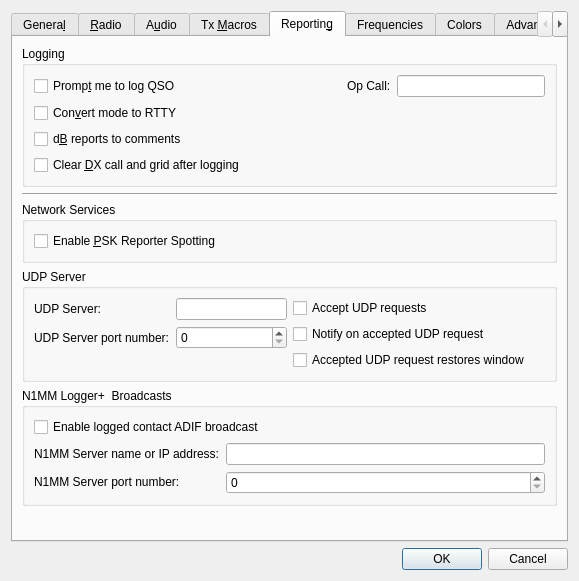
Before: the Qt Designer form Configuration.ui in saitohirga/WSJT-X, drawn with Qt 5.
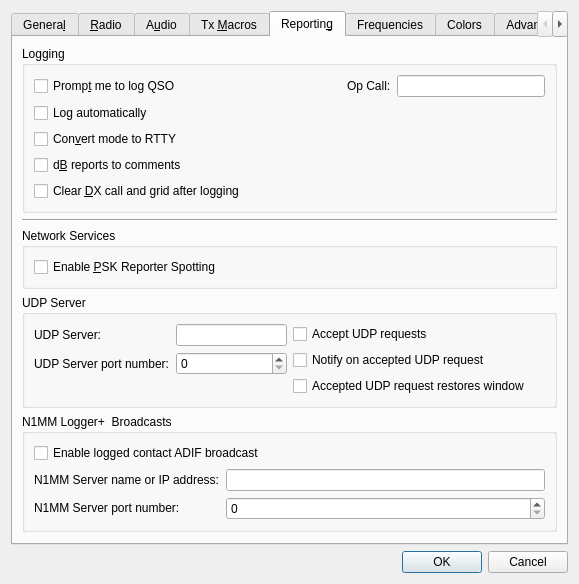
After: the same form once the commit is applied. The open tabs and pages were chosen to show the change.

Commit message: Option to AutoLog in contests; display to "Fox and Contest Log" window.

What changed in the file:
```diff
--- a/Configuration.ui
+++ b/Configuration.ui
@@ -1702,24 +1702,7 @@
             </property>
            </widget>
           </item>
-          <item row="0" column="3">
-           <widget class="QLineEdit" name="opCallEntry">
-            <property name="toolTip">
-             <string>&lt;html&gt;&lt;head/&gt;&lt;body&gt;&lt;p&gt;The callsign of the operator, if different from the station callsign.&lt;/p&gt;&lt;/body&gt;&lt;/html&gt;</string>
-            </property>
-           </widget>
-          </item>
-          <item row="1" column="0">
-           <widget class="QCheckBox" name="log_as_RTTY_check_box">
-            <property name="toolTip">
-             <string>Some logging programs will not accept JT-65 or JT9 as a recognized mode.</string>
-            </property>
-            <property name="text">
-             <string>Con&amp;vert mode to RTTY</string>
-            </property>
-           </widget>
-          </item>
-          <item row="2" column="0">
+          <item row="3" column="0">
            <widget class="QCheckBox" name="report_in_comments_check_box">
             <property name="toolTip">
              <string>Some logging programs will not accept the type of reports
@@ -1732,7 +1715,7 @@
             </property>
            </widget>
           </item>
-          <item row="3" column="0" colspan="2">
+          <item row="4" column="0" colspan="2">
            <widget class="QCheckBox" name="clear_DX_check_box">
             <property name="toolTip">
              <string>Check this option to force the clearing of the DX Call
@@ -1743,6 +1726,30 @@
             </property>
            </widget>
           </item>
+          <item row="2" column="0">
+           <widget class="QCheckBox" name="log_as_RTTY_check_box">
+            <property name="toolTip">
+             <string>Some logging programs will not accept JT-65 or JT9 as a recognized mode.</string>
+            </property>
+            <property name="text">
+             <string>Con&amp;vert mode to RTTY</string>
+            </property>
+           </widget>
+          </item>
+          <item row="0" column="3">
+           <widget class="QLineEdit" name="opCallEntry">
+            <property name="toolTip">
+             <string>&lt;html&gt;&lt;head/&gt;&lt;body&gt;&lt;p&gt;The callsign of the operator, if different from the station callsign.&lt;/p&gt;&lt;/body&gt;&lt;/html&gt;</string>
+            </property>
+           </widget>
+          </item>
+          <item row="1" column="0">
+           <widget class="QCheckBox" name="cbAutoLog">
+            <property name="text">
+             <string>Log automatically</string>
+            </property>
+           </widget>
+          </item>
          </layout>
         </widget>
        </item>
```
The commit also changes 6 other files.
